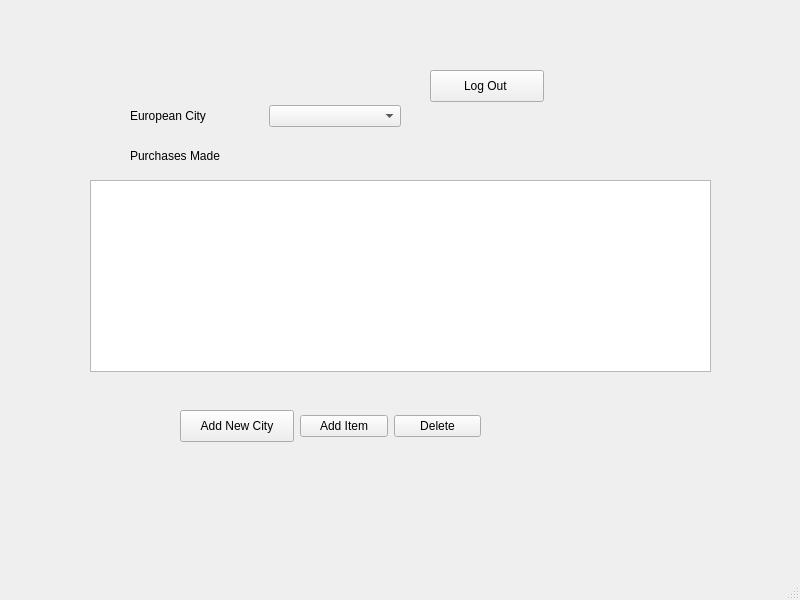
cardenas16/european_cities, file admin.ui: the form before one commit.
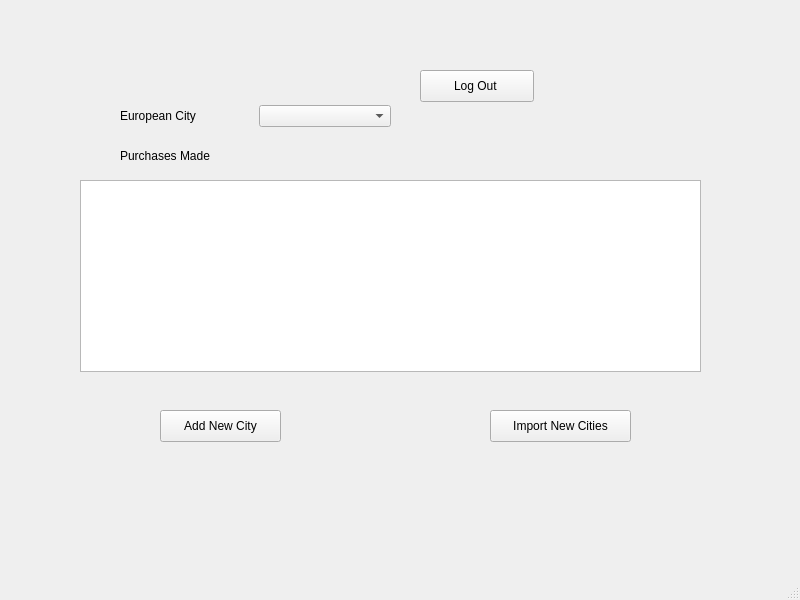
The form after the commit. The open tabs and pages were chosen to show the change.

```diff
--- a/admin.ui
+++ b/admin.ui
@@ -17,10 +17,10 @@
    <widget class="QStackedWidget" name="stackedWidget">
     <property name="geometry">
      <rect>
-      <x>70</x>
+      <x>60</x>
       <y>70</y>
-      <width>671</width>
-      <height>421</height>
+      <width>681</width>
+      <height>441</height>
      </rect>
     </property>
     <property name="currentIndex">
@@ -129,9 +129,9 @@
      <widget class="QPushButton" name="newCityButton">
       <property name="geometry">
        <rect>
-        <x>110</x>
+        <x>100</x>
         <y>340</y>
-        <width>114</width>
+        <width>121</width>
         <height>32</height>
        </rect>
       </property>
@@ -166,7 +166,7 @@
        <rect>
         <x>230</x>
         <y>310</y>
-        <width>201</width>
+        <width>191</width>
         <height>101</height>
        </rect>
       </property>
@@ -202,6 +202,7 @@
         </layout>
        </widget>
       </widget>
+      <widget class="QWidget" name="page_3"/>
      </widget>
      <widget class="QPushButton" name="logOutButton">
       <property name="geometry">
@@ -216,6 +217,35 @@
        <string>Log Out </string>
       </property>
      </widget>
+     <widget class="QStackedWidget" name="importCitiesStackWidget">
+      <property name="geometry">
+       <rect>
+        <x>420</x>
+        <y>320</y>
+        <width>161</width>
+        <height>80</height>
+       </rect>
+      </property>
+      <property name="currentIndex">
+       <number>0</number>
+      </property>
+      <widget class="QWidget" name="page_5">
+       <widget class="QPushButton" name="button_importCities">
+        <property name="geometry">
+         <rect>
+          <x>10</x>
+          <y>20</y>
+          <width>141</width>
+          <height>32</height>
+         </rect>
+        </property>
+        <property name="text">
+         <string>Import New Cities</string>
+        </property>
+       </widget>
+      </widget>
+      <widget class="QWidget" name="page_6"/>
+     </widget>
     </widget>
     <widget class="QWidget" name="page">
      <widget class="QWidget" name="layoutWidget_5">
```
